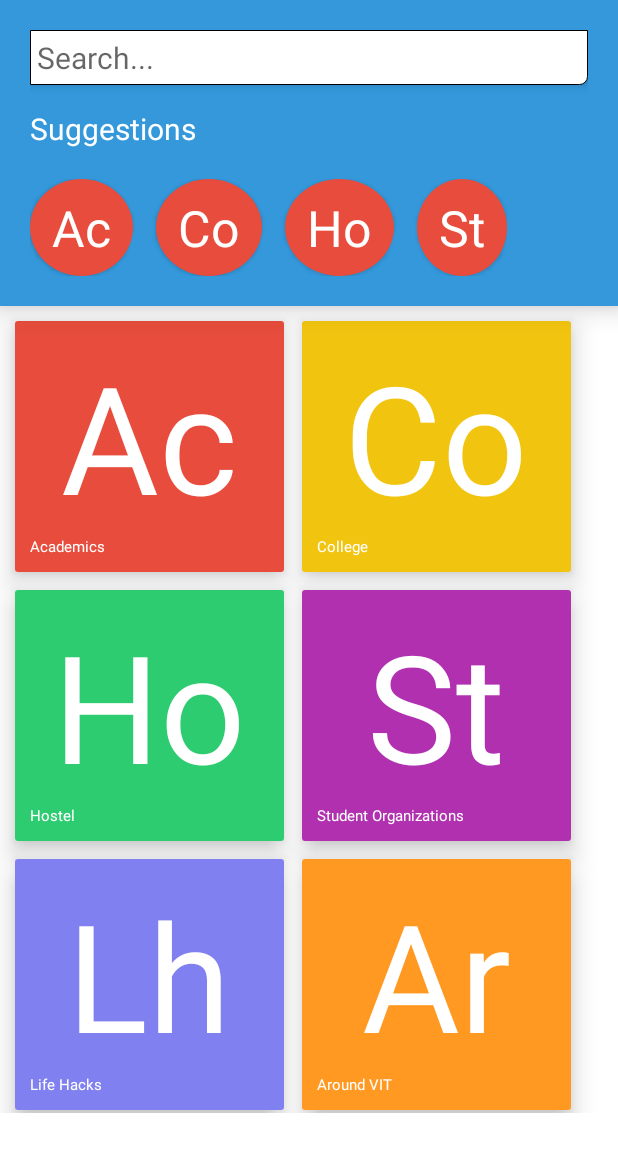
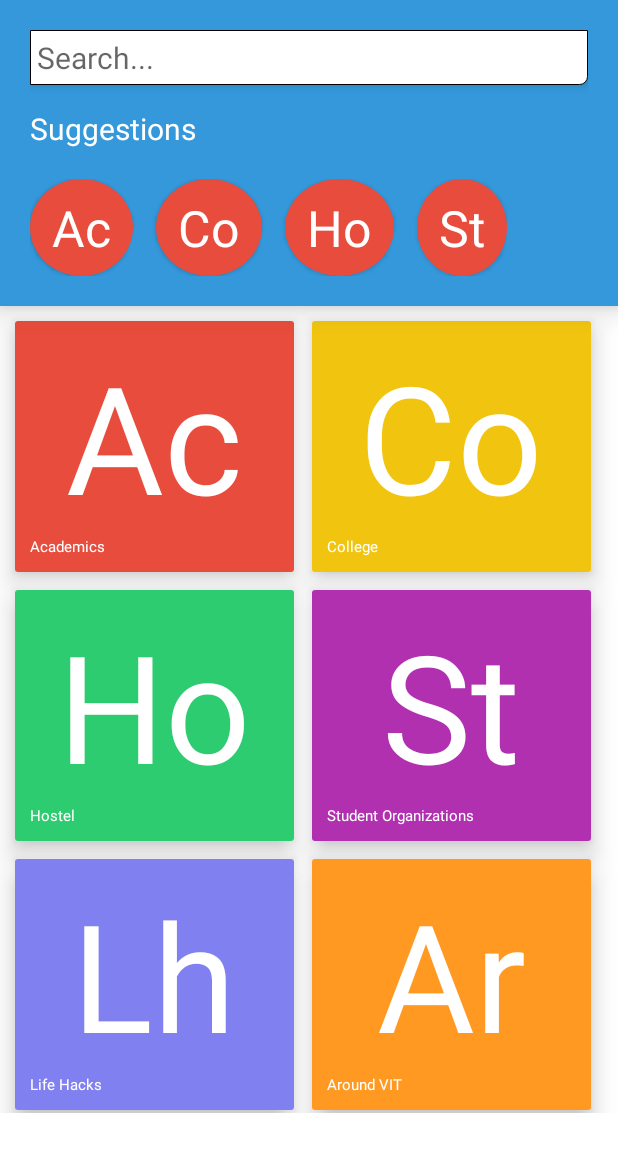
Before and after one commit to gauravagerwala/VIT-StudentHandbook, an Android app: the screen it shows after launch (MainActivity), on a phone screen of 412 x 824 dp. Shown: the top 1152 px of the screen. Run offline under Robolectric (Android 15) with nearby library versions, the phone set to English and light mode, and no system bars.

Commit message:
added scroll to main gridview

```diff
--- a/app/src/main/java/vit/vithandbook/MainNavigator.java
+++ b/app/src/main/java/vit/vithandbook/MainNavigator.java
@@ -27,24 +27,24 @@ public class MainNavigator extends BackHandlerFragment {
     public View onCreateView(LayoutInflater inflater , ViewGroup container,Bundle savedInstanceState)
     {
         View view = inflater.inflate(R.layout.fragment_main_navigator, container, false);
+        grid = (GridLayout)view.findViewById(R.id.mainNavGrid);
         return view ;
     }
     @Override
     public void onActivityCreated(Bundle savedInstanceState)
     {
         super.onActivityCreated(savedInstanceState);
-        ViewTreeObserver vto = getView().getViewTreeObserver();
+        ViewTreeObserver vto = grid.getViewTreeObserver();
         vto.addOnGlobalLayoutListener(new ViewTreeObserver.OnGlobalLayoutListener() {
             @Override
             public void onGlobalLayout() {
-                int width = (int) (0.97*(getView().getWidth()));
+                int width = (int)(grid.getWidth());
                 allignCards(width);
             }
         });
     }
     void allignCards(int width)
     {
-        GridLayout grid = (GridLayout)(getView());
         int cols = grid.getColumnCount();
         int idealW = (width - (30*cols))/cols;
         for(int i = 0 ; i < grid.getChildCount() ; i ++)
--- a/app/src/main/res/layout/fragment_main_navigator.xml
+++ b/app/src/main/res/layout/fragment_main_navigator.xml
@@ -1,10 +1,13 @@
+<ScrollView
+    xmlns:android="http://schemas.android.com/apk/res/android"
+    android:layout_height="fill_parent"
+    android:layout_width="fill_parent">
 <GridLayout
     android:id="@+id/mainNavGrid"
     android:layout_width="fill_parent"
     android:layout_height="wrap_content"
     android:columnCount="2"
-    android:orientation="horizontal"
-    xmlns:android="http://schemas.android.com/apk/res/android">
+    android:orientation="horizontal">
     <!-- to be changed !-->
 
     <android.support.v7.widget.CardView
@@ -220,3 +223,4 @@
     </android.support.v7.widget.CardView>
     <!-- till here !-->
 </GridLayout>
+</ScrollView>
```
Also changed, not shown: 3 other files.
